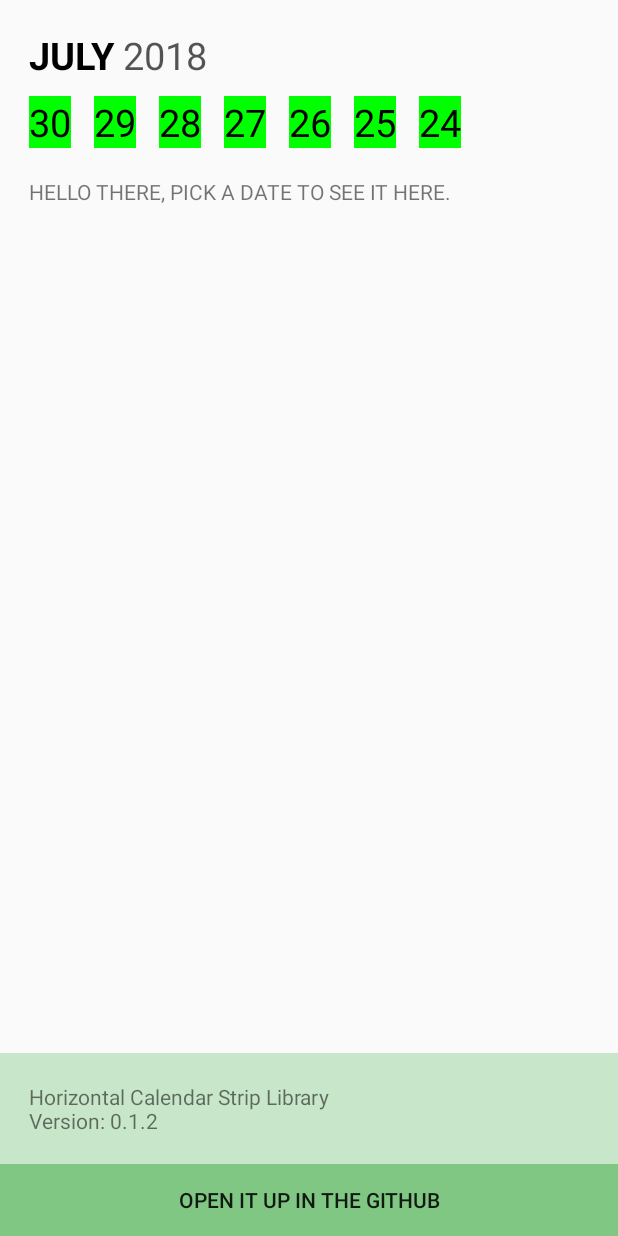
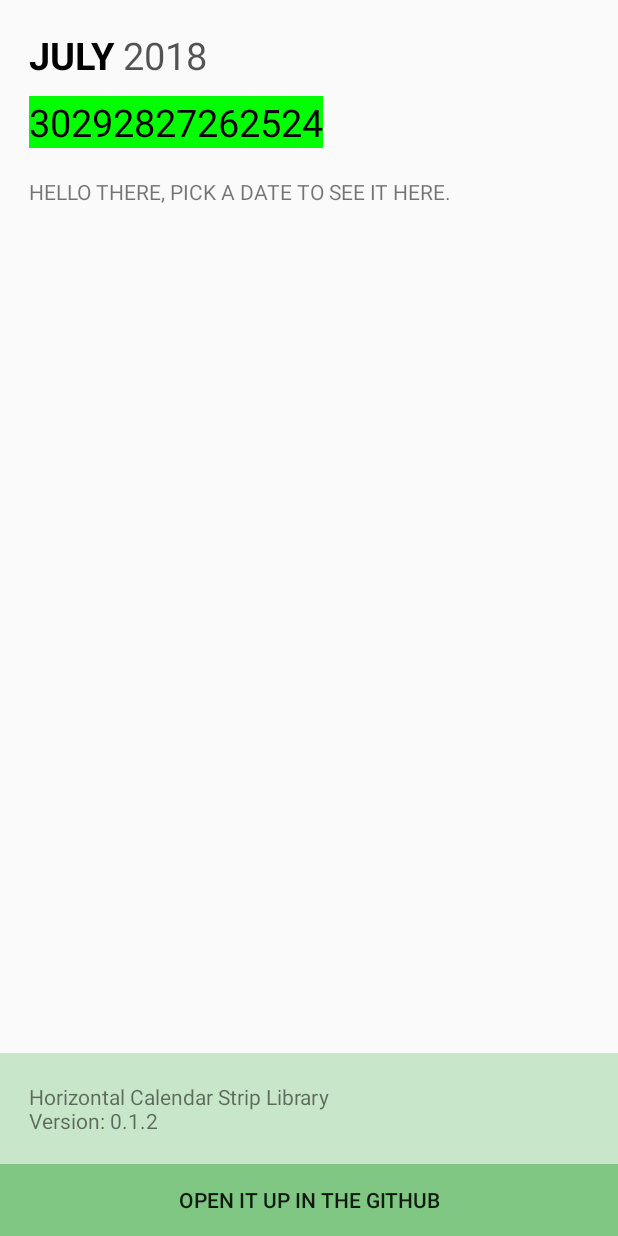
Before and after one commit to greifmatthias/Horizontal-Calendar-Strip, an Android app: the screen it shows after launch (MainActivity), on a phone screen of 412 x 824 dp. Run offline under Robolectric (Android 15) with nearby library versions, the phone set to English and light mode, and no system bars.

Commit message:
UI changes

```diff
--- a/HorizontalCalendar/app/src/main/res/layout/sample_default.xml
+++ b/HorizontalCalendar/app/src/main/res/layout/sample_default.xml
@@ -1,8 +1,8 @@
 <?xml version="1.0" encoding="utf-8"?>
-<RelativeLayout
+<LinearLayout
     xmlns:android="http://schemas.android.com/apk/res/android"
-    android:layout_width="wrap_content"
-    android:layout_height="wrap_content"
+    android:layout_width="150dp"
+    android:layout_height="150dp"
     android:background="#00ff00">
 
     <TextView
@@ -13,4 +13,4 @@
         android:textSize="25dp"
         android:textColor="#000000"/>
 
-</RelativeLayout>
+</LinearLayout>
--- a/HorizontalCalendar/horizontalcalendarstrip/src/main/res/layout/strip_control.xml
+++ b/HorizontalCalendar/horizontalcalendarstrip/src/main/res/layout/strip_control.xml
@@ -34,7 +34,7 @@
     <android.support.v7.widget.RecyclerView
         android:id="@+id/rvDates"
         android:layout_width="wrap_content"
-        android:layout_height="match_parent"
+        android:layout_height="wrap_content"
         android:paddingTop="10dp"></android.support.v7.widget.RecyclerView>
 
 </LinearLayout>
--- a/HorizontalCalendar/horizontalcalendarstrip/src/main/res/layout/tile_day.xml
+++ b/HorizontalCalendar/horizontalcalendarstrip/src/main/res/layout/tile_day.xml
@@ -1,14 +1,7 @@
 <?xml version="1.0" encoding="utf-8"?>
-<LinearLayout
-    android:id="@+id/llRoot"
+<FrameLayout
+    android:id="@+id/flContent"
     xmlns:android="http://schemas.android.com/apk/res/android"
     android:layout_width="wrap_content"
-    android:layout_height="wrap_content"
-    android:layout_marginRight="15dp"
-    android:orientation="vertical">
-
-    <FrameLayout
-        android:id="@+id/flContent"
-        android:layout_width="match_parent"
-        android:layout_height="match_parent"></FrameLayout>
-</LinearLayout>
+    android:layout_height="wrap_content">
+</FrameLayout>
```
Also changed, not shown: HorizontalCalendar/app/src/main/res/layout/sample_selected.xml (+4 -4 lines), HorizontalCalendar/horizontalcalendarstrip/src/main/res/layout/tile_day_default.xml (+11 -3 lines), HorizontalCalendar/horizontalcalendarstrip/src/main/res/layout/tile_day_selected.xml (+10 -2 lines).
